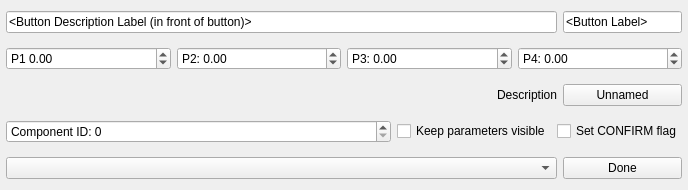
First picture: the form in src/ui/designer/QGCCommandButton.ui, repository mavlink/qgroundcontrol, before the edit.
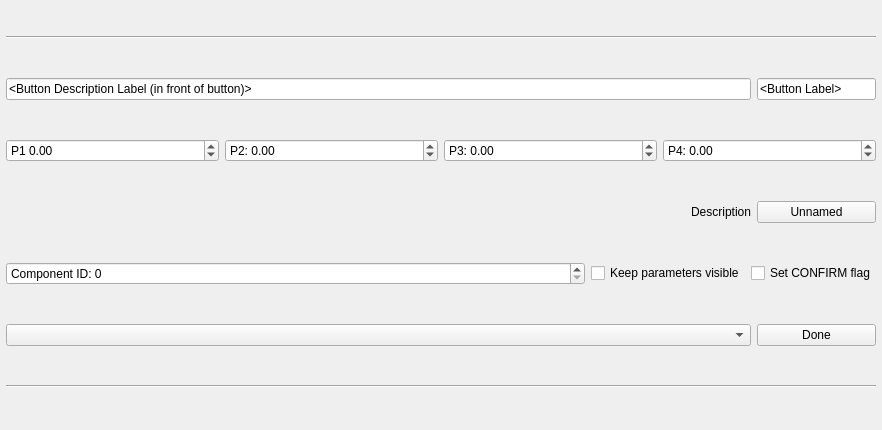
Second picture: the form after the edit.

Commit message: Last usability fixes for param interface

```diff
--- a/src/ui/designer/QGCCommandButton.ui
+++ b/src/ui/designer/QGCCommandButton.ui
@@ -6,8 +6,8 @@
    <rect>
     <x>0</x>
     <y>0</y>
-    <width>688</width>
-    <height>190</height>
+    <width>882</width>
+    <height>430</height>
    </rect>
   </property>
   <property name="windowTitle">
@@ -26,35 +26,35 @@
    <property name="bottomMargin">
     <number>3</number>
    </property>
-   <item row="5" column="0" colspan="3">
+   <item row="7" column="0" colspan="3">
     <widget class="QComboBox" name="editCommandComboBox"/>
    </item>
-   <item row="5" column="3">
+   <item row="7" column="3">
     <widget class="QPushButton" name="editFinishButton">
      <property name="text">
       <string>Done</string>
      </property>
     </widget>
    </item>
-   <item row="0" column="3">
+   <item row="2" column="3">
     <widget class="QLineEdit" name="editButtonName">
      <property name="text">
       <string>&lt;Button Label&gt;</string>
      </property>
     </widget>
    </item>
-   <item row="0" column="0" colspan="3">
+   <item row="2" column="0" colspan="3">
     <widget class="QLineEdit" name="editNameLabel">
      <property name="text">
       <string>&lt;Button Description Label (in front of button)&gt;</string>
      </property>
     </widget>
    </item>
-   <item row="2" column="3">
+   <item row="4" column="3">
     <widget class="QPushButton" name="commandButton">
      <property name="minimumSize">
       <size>
-       <width>30</width>
+       <width>60</width>
        <height>0</height>
       </size>
      </property>
@@ -63,7 +63,7 @@
      </property>
     </widget>
    </item>
-   <item row="4" column="0">
+   <item row="6" column="0">
     <widget class="QSpinBox" name="editComponentSpinBox">
      <property name="prefix">
       <string>Component ID: </string>
@@ -76,7 +76,7 @@
      </property>
     </widget>
    </item>
-   <item row="4" column="2" colspan="2">
+   <item row="6" column="2" colspan="2">
     <widget class="QCheckBox" name="editConfirmationCheckBox">
      <property name="toolTip">
       <string>Set the confirm flag for this button. Some commands require that first one command is sent without confirm flag and then a second, equal command with confirm flag. This ensures safety.</string>
@@ -86,7 +86,7 @@
      </property>
     </widget>
    </item>
-   <item row="1" column="0" colspan="4">
+   <item row="3" column="0" colspan="4">
     <layout class="QHBoxLayout" name="horizontalLayout">
      <item>
       <widget class="QDoubleSpinBox" name="editParam1SpinBox">
@@ -166,7 +166,7 @@
      </item>
     </layout>
    </item>
-   <item row="2" column="0" colspan="3">
+   <item row="4" column="0" colspan="3">
     <widget class="QLabel" name="nameLabel">
      <property name="minimumSize">
       <size>
@@ -182,13 +182,39 @@
      </property>
     </widget>
    </item>
-   <item row="4" column="1">
+   <item row="6" column="1">
     <widget class="QCheckBox" name="editParamsVisibleCheckBox">
      <property name="text">
       <string>Keep parameters visible</string>
      </property>
     </widget>
    </item>
+   <item row="1" column="0" colspan="4">
+    <widget class="Line" name="editLine1">
+     <property name="minimumSize">
+      <size>
+       <width>0</width>
+       <height>0</height>
+      </size>
+     </property>
+     <property name="orientation">
+      <enum>Qt::Horizontal</enum>
+     </property>
+    </widget>
+   </item>
+   <item row="8" column="0" colspan="4">
+    <widget class="Line" name="editLine2">
+     <property name="minimumSize">
+      <size>
+       <width>0</width>
+       <height>0</height>
+      </size>
+     </property>
+     <property name="orientation">
+      <enum>Qt::Horizontal</enum>
+     </property>
+    </widget>
+   </item>
   </layout>
  </widget>
  <resources/>
```
The commit also changes 3 other files.
